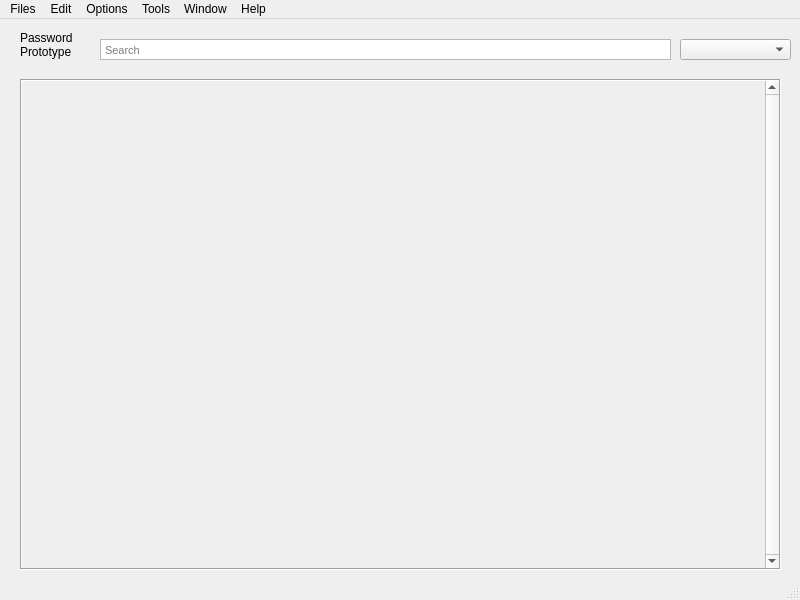
First picture: the form in COMP09044_CW_PasswordManager/COMP09044_CW_PasswordManager/mainwindow.ui, repository kc101010/COMP09044_CW_PasswordManagerProject, before the edit.
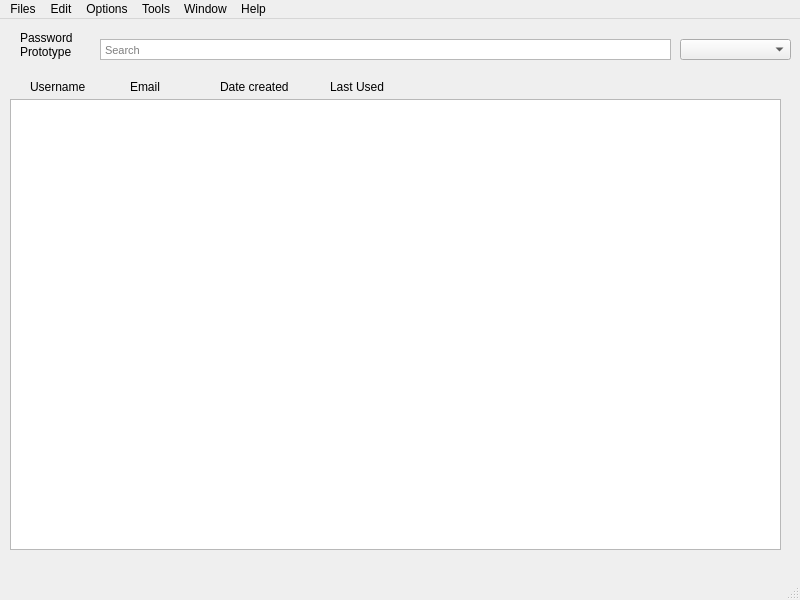
Second picture: the form after the edit.

Commit message: Basics for account directory, Able to view data on UI

Patch:
```diff
--- a/COMP09044_CW_PasswordManager/COMP09044_CW_PasswordManager/mainwindow.ui
+++ b/COMP09044_CW_PasswordManager/COMP09044_CW_PasswordManager/mainwindow.ui
@@ -20,6 +20,9 @@
    <string>Password Manager (Prototype)</string>
   </property>
   <widget class="QWidget" name="centralwidget">
+   <property name="enabled">
+    <bool>true</bool>
+   </property>
    <widget class="QLabel" name="Label_MainMenu">
     <property name="geometry">
      <rect>
@@ -89,37 +92,102 @@
      </property>
     </item>
    </widget>
-   <widget class="QScrollArea" name="AccountListing">
+   <widget class="QTableWidget" name="tableWidget">
     <property name="geometry">
      <rect>
-      <x>20</x>
-      <y>60</y>
-      <width>761</width>
-      <height>491</height>
+      <x>10</x>
+      <y>80</y>
+      <width>771</width>
+      <height>451</height>
      </rect>
     </property>
-    <property name="frameShape">
-     <enum>QFrame::Box</enum>
+    <property name="editTriggers">
+     <set>QAbstractItemView::NoEditTriggers</set>
     </property>
-    <property name="frameShadow">
-     <enum>QFrame::Sunken</enum>
+    <property name="showGrid">
+     <bool>false</bool>
     </property>
-    <property name="verticalScrollBarPolicy">
-     <enum>Qt::ScrollBarAlwaysOn</enum>
+    <property name="rowCount">
+     <number>10</number>
     </property>
-    <property name="widgetResizable">
+    <property name="columnCount">
+     <number>4</number>
+    </property>
+    <attribute name="horizontalHeaderVisible">
      <bool>false</bool>
+    </attribute>
+    <attribute name="horizontalHeaderCascadingSectionResizes">
+     <bool>false</bool>
+    </attribute>
+    <attribute name="verticalHeaderVisible">
+     <bool>false</bool>
+    </attribute>
+    <row/>
+    <row/>
+    <row/>
+    <row/>
+    <row/>
+    <row/>
+    <row/>
+    <row/>
+    <row/>
+    <row/>
+    <column/>
+    <column/>
+    <column/>
+    <column/>
+   </widget>
+   <widget class="QLabel" name="label">
+    <property name="geometry">
+     <rect>
+      <x>30</x>
+      <y>60</y>
+      <width>71</width>
+      <height>16</height>
+     </rect>
     </property>
-    <widget class="QWidget" name="scrollAreaWidgetContents">
-     <property name="geometry">
-      <rect>
-       <x>0</x>
-       <y>0</y>
-       <width>743</width>
-       <height>487</height>
-      </rect>
-     </property>
-    </widget>
+    <property name="text">
+     <string>Username</string>
+    </property>
+   </widget>
+   <widget class="QLabel" name="label_3">
+    <property name="geometry">
+     <rect>
+      <x>130</x>
+      <y>60</y>
+      <width>65</width>
+      <height>15</height>
+     </rect>
+    </property>
+    <property name="text">
+     <string>Email</string>
+    </property>
+   </widget>
+   <widget class="QLabel" name="label_4">
+    <property name="geometry">
+     <rect>
+      <x>220</x>
+      <y>60</y>
+      <width>91</width>
+      <height>16</height>
+     </rect>
+    </property>
+    <property name="text">
+     <string>Date created</string>
+    </property>
+   </widget>
+   <widget class="QLabel" name="label_5">
+    <property name="geometry">
+     <rect>
+      <x>330</x>
+      <y>60</y>
+      <width>91</width>
+      <height>16</height>
+     </rect>
+    </property>
+    <property name="text">
+     <string>Last Used</string>
+    </property>
    </widget>
   </widget>
   <widget class="QMenuBar" name="menubar">
```
Left out of the diff: 15 changed lines with no effect on the pictures. The commit also changes 21 other files.
